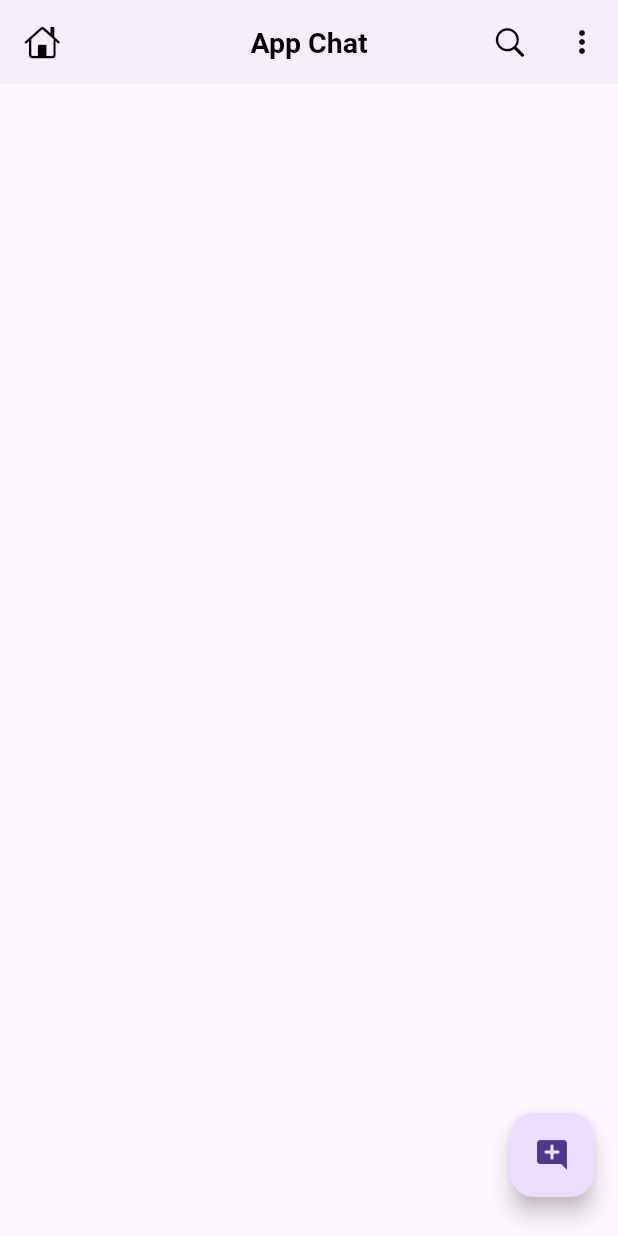
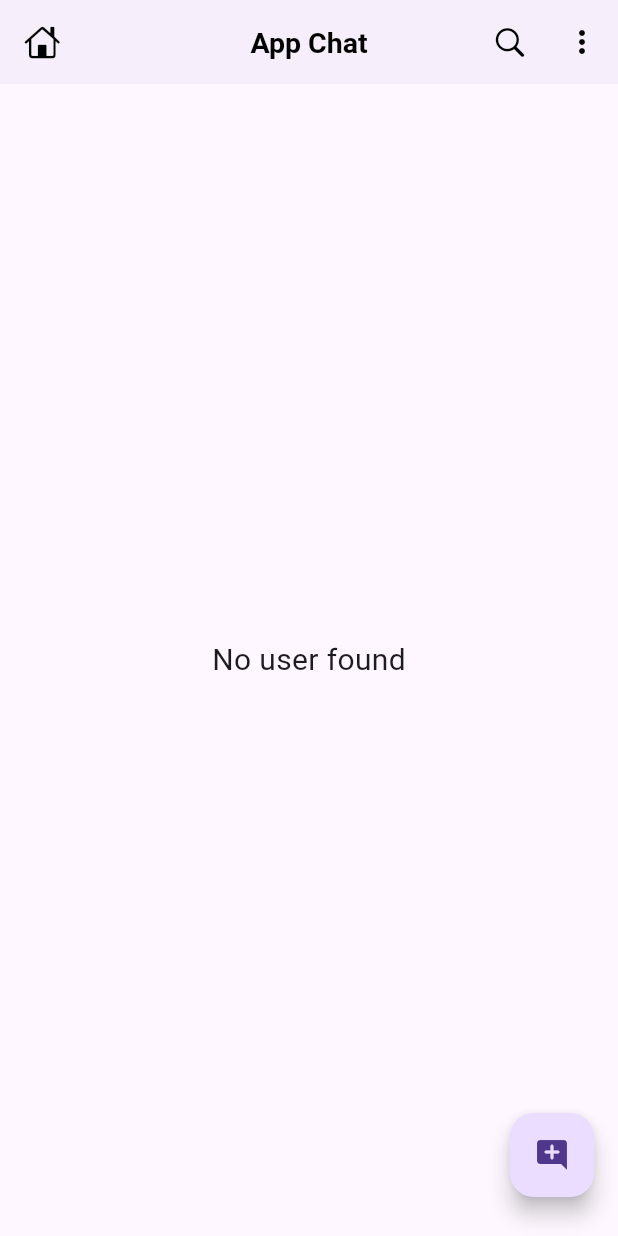
Before and after one commit to lehongngan98/App_Chat_Flutter, a Flutter app: the HomeScreen screen opened directly, on a phone screen of 412 x 824 dp. Run offline on Flutter 3.47's test engine with Material 3 defaults, Android fonts, the phone set to English and light mode, and no system bars; our stand-ins replace cloud_firestore, firebase_auth, firebase_core, google_sign_in; accounts and stored records are empty.

Commit message:
showing data in ChatUser Card

```diff
--- /dev/null
+++ b/lib/models/chat_user.dart
@@ -0,0 +1,48 @@
+class ChatUser {
+  bool? isOnline;
+  String? id;
+  String? createdAt;
+  String? pushToken;
+  String? image;
+  String? email;
+  String? about;
+  String? lastActive;
+  String? name;
+
+  ChatUser(
+      {this.isOnline,
+      this.id,
+      this.createdAt,
+      this.pushToken,
+      this.image,
+      this.email,
+      this.about,
+      this.lastActive,
+      this.name});
+
+  ChatUser.fromJson(Map<String, dynamic> json) {
+    isOnline = json['is_online'];
+    id = json['id'];
+    createdAt = json['created_at'];
+    pushToken = json['push_token'];
+    image = json['image'];
+    email = json['email'];
+    about = json['about'];
+    lastActive = json['last_active'];
+    name = json['name'];
+  }
+
+  Map<String, dynamic> toJson() {
+    final Map<String, dynamic> data = new Map<String, dynamic>();
+    data['is_online'] = this.isOnline;
+    data['id'] = this.id;
+    data['created_at'] = this.createdAt;
+    data['push_token'] = this.pushToken;
+    data['image'] = this.image;
+    data['email'] = this.email;
+    data['about'] = this.about;
+    data['last_active'] = this.lastActive;
+    data['name'] = this.name;
+    return data;
+  }
+}
--- a/lib/screens/home_screen.dart
+++ b/lib/screens/home_screen.dart
@@ -1,6 +1,8 @@
+import 'dart:convert';
 import 'dart:developer';
 
 import 'package:app_chat/api/apis.dart';
+import 'package:app_chat/models/chat_user.dart';
 import 'package:app_chat/screens/auth/login_screen.dart';
 import 'package:app_chat/widgets/chat_user_card.dart';
 import 'package:firebase_auth/firebase_auth.dart';
@@ -17,6 +19,8 @@ class HomeScreen extends StatefulWidget {
 }
 
 class _HomeScreenState extends State<HomeScreen> {
+  List<ChatUser> list = [];
+
   // Logout function
   Future<void> _logout() async {
     await APIs.auth.signOut();
@@ -72,23 +76,31 @@ class _HomeScreenState extends State<HomeScreen> {
         //
         stream: APIs.firestore.collection('users').snapshots(),
         builder: (context, snapshot) {
-          final list = [];
+          switch (snapshot.connectionState) {
+            // data is loading
+            case ConnectionState.waiting:
+            case ConnectionState.none:
+              return const Center(child: CircularProgressIndicator());
 
-          if(snapshot.hasData){
+            // if some or all data is loaded then show it
+            case ConnectionState.active:
+            case ConnectionState.done:
               final data = snapshot.data?.docs;
-            for (var item in data!) {
-              log('Data: ${item.data()}');
-              list.add(item.data()['name']);
-            }
-          }
+              // convert data to list of ChatUser
+              list = data?.map((e) => ChatUser.fromJson(e.data())).toList() ?? [];
+              // check if list is not empty
+              if (list.isNotEmpty) {
                 return ListView.builder(
                   itemCount: list.length,
                   physics: const BouncingScrollPhysics(),
                   itemBuilder: (context, index) {
-              // return const ChatUserCard();
-              return Text('User: ${list[index]}');
+                    return ChatUserCard(user: list[index]);
                   },
                 );
+              } else {
+                return const Center(child: Text('No user found', style: TextStyle(fontSize: 20)));
+              }
+          }
         },
       ),
     );
--- a/lib/widgets/chat_user_card.dart
+++ b/lib/widgets/chat_user_card.dart
@@ -1,9 +1,11 @@
+import 'package:app_chat/models/chat_user.dart';
 import 'package:flutter/cupertino.dart';
 import 'package:flutter/material.dart';
 import 'package:app_chat/main.dart';
 
 class ChatUserCard extends StatefulWidget {
-  const ChatUserCard({super.key});
+  final ChatUser user;
+  const ChatUserCard({super.key, required this.user});
 
   @override
   State<ChatUserCard> createState() => _ChatUserCardState();
@@ -19,10 +21,10 @@ class _ChatUserCardState extends State<ChatUserCard> {
           elevation: 0.5,
           shape: RoundedRectangleBorder(
               borderRadius: BorderRadius.circular(15)),
-          child: const ListTile(
+          child:  ListTile(
               leading: CircleAvatar(child: Icon(CupertinoIcons.person)),
-              title: const Text('Le Hong Ngan'),
-              subtitle: const Text('Last user message'),
+              title: Text(widget.user.name ?? ''),
+              subtitle:  Text(widget.user.about ?? ''),
               trailing:
                   const Text('12:00 PM', style: TextStyle(color: Colors.grey))),
         ));
```
Lines whose indentation alone changed are shown as unchanged.
